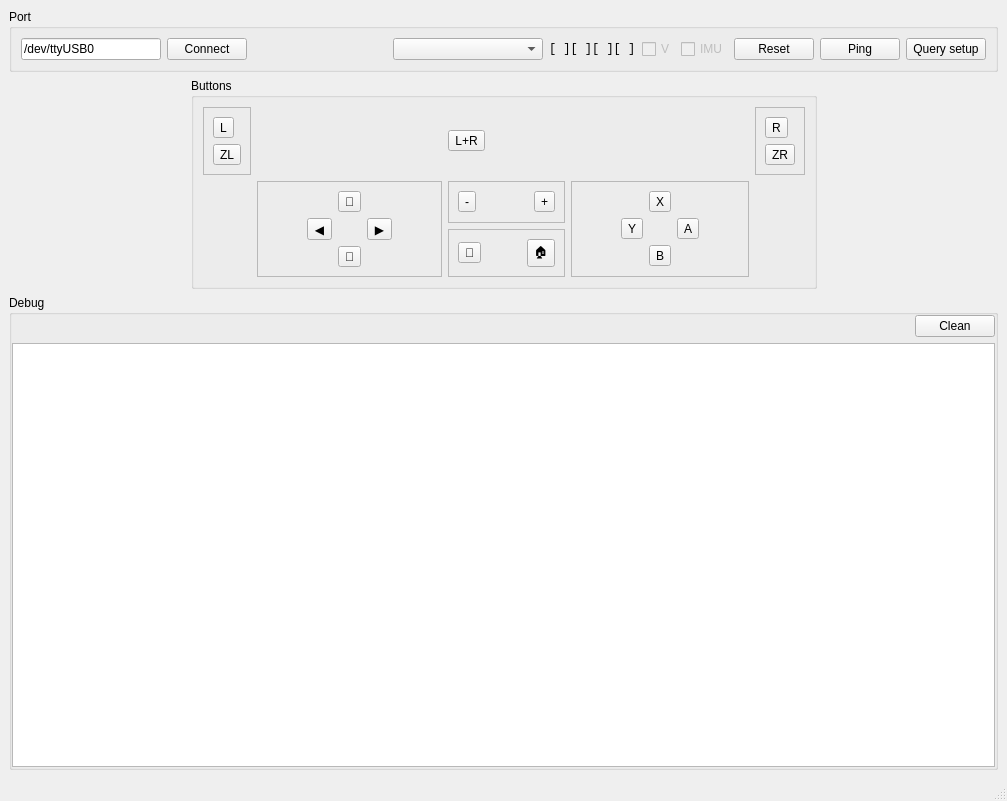
Old version of the form src/nxusb_main.ui in the repository Wohlstand/NXUSB-UART-Client.
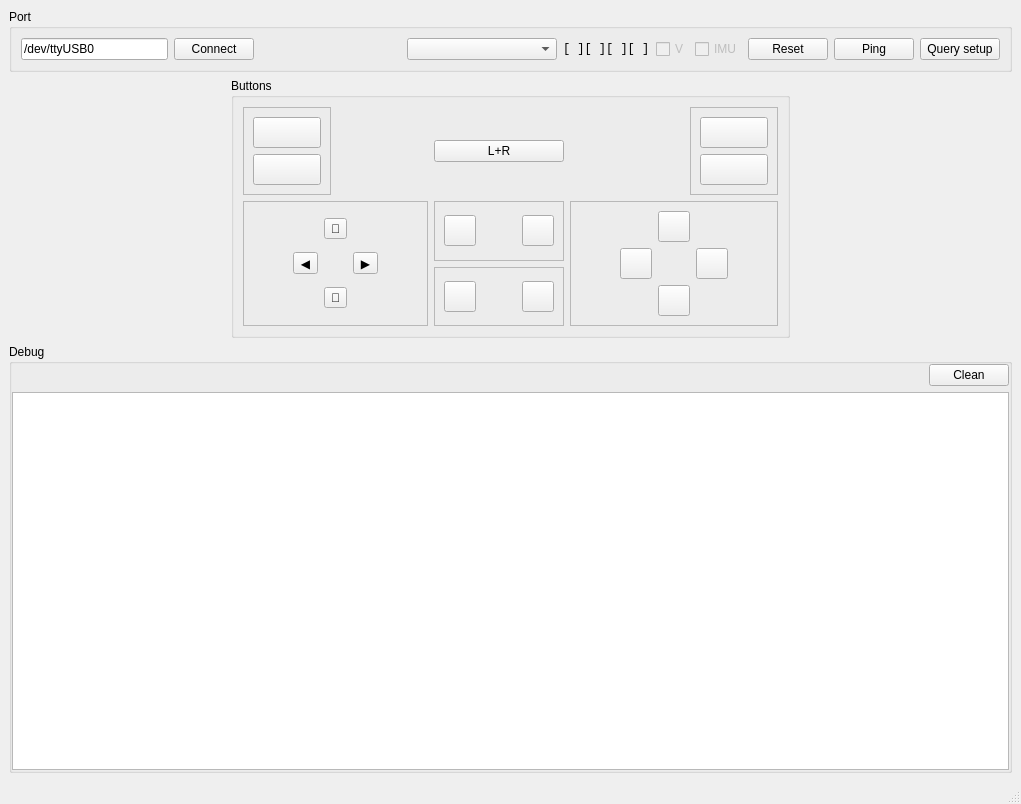
New version of the form. Icons and pictures are not drawn.

Commit message: Added icons to buttons

```diff
--- a/src/nxusb_main.ui
+++ b/src/nxusb_main.ui
@@ -6,8 +6,8 @@
    <rect>
     <x>0</x>
     <y>0</y>
-    <width>1007</width>
-    <height>801</height>
+    <width>1021</width>
+    <height>804</height>
    </rect>
   </property>
   <property name="windowTitle">
@@ -147,15 +147,29 @@
          <layout class="QVBoxLayout" name="verticalLayout">
           <item>
            <widget class="QToolButton" name="buttonR">
-            <property name="text">
-             <string>R</string>
+            <property name="icon">
+             <iconset resource="../res/nxusb.qrc">
+              <normaloff>:/buttons/sh-r.png</normaloff>:/buttons/sh-r.png</iconset>
+            </property>
+            <property name="iconSize">
+             <size>
+              <width>60</width>
+              <height>24</height>
+             </size>
             </property>
            </widget>
           </item>
           <item>
            <widget class="QToolButton" name="buttonZR">
-            <property name="text">
-             <string>ZR</string>
+            <property name="icon">
+             <iconset resource="../res/nxusb.qrc">
+              <normaloff>:/buttons/tr-zr.png</normaloff>:/buttons/tr-zr.png</iconset>
+            </property>
+            <property name="iconSize">
+             <size>
+              <width>60</width>
+              <height>24</height>
+             </size>
             </property>
            </widget>
           </item>
@@ -199,8 +213,15 @@
          <layout class="QHBoxLayout" name="horizontalLayout_2" stretch="0,100000,0">
           <item>
            <widget class="QToolButton" name="buttonMinus">
-            <property name="text">
-             <string>-</string>
+            <property name="icon">
+             <iconset resource="../res/nxusb.qrc">
+              <normaloff>:/buttons/minus.png</normaloff>:/buttons/minus.png</iconset>
+            </property>
+            <property name="iconSize">
+             <size>
+              <width>24</width>
+              <height>24</height>
+             </size>
             </property>
            </widget>
           </item>
@@ -219,157 +240,17 @@
           </item>
           <item>
            <widget class="QToolButton" name="buttonPlus">
-            <property name="text">
-             <string>+</string>
+            <property name="icon">
+             <iconset resource="../res/nxusb.qrc">
+              <normaloff>:/buttons/plus.png</normaloff>:/buttons/plus.png</iconset>
             </property>
-           </widget>
-          </item>
-         </layout>
-        </widget>
-       </item>
-       <item row="1" column="3" rowspan="2">
-        <widget class="QFrame" name="frame">
-         <property name="sizePolicy">
-          <sizepolicy hsizetype="MinimumExpanding" vsizetype="MinimumExpanding">
-           <horstretch>0</horstretch>
-           <verstretch>0</verstretch>
-          </sizepolicy>
-         </property>
-         <property name="frameShape">
-          <enum>QFrame::StyledPanel</enum>
-         </property>
-         <property name="frameShadow">
-          <enum>QFrame::Raised</enum>
-         </property>
-         <layout class="QGridLayout" name="gridLayout_3">
-          <property name="sizeConstraint">
-           <enum>QLayout::SetMinimumSize</enum>
-          </property>
-          <item row="1" column="3">
-           <widget class="QToolButton" name="buttonA">
-            <property name="text">
-             <string>A</string>
-            </property>
-           </widget>
-          </item>
-          <item row="0" column="2">
-           <widget class="QToolButton" name="buttonX">
-            <property name="text">
-             <string>X</string>
-            </property>
-           </widget>
-          </item>
-          <item row="1" column="1">
-           <widget class="QToolButton" name="buttonY">
-            <property name="text">
-             <string>Y</string>
-            </property>
-           </widget>
-          </item>
-          <item row="1" column="0">
-           <spacer name="horizontalSpacer_9">
-            <property name="orientation">
-             <enum>Qt::Horizontal</enum>
-            </property>
-            <property name="sizeHint" stdset="0">
+            <property name="iconSize">
              <size>
-              <width>40</width>
-              <height>20</height>
+              <width>24</width>
+              <height>24</height>
              </size>
             </property>
-           </spacer>
-          </item>
-          <item row="2" column="2">
-           <widget class="QToolButton" name="buttonB">
-            <property name="text">
-             <string>B</string>
-            </property>
            </widget>
-          </item>
-          <item row="1" column="4">
-           <spacer name="horizontalSpacer_10">
-            <property name="orientation">
-             <enum>Qt::Horizontal</enum>
-            </property>
-            <property name="sizeHint" stdset="0">
-             <size>
-              <width>40</width>
-              <height>20</height>
-             </size>
-            </property>
-           </spacer>
-          </item>
-         </layout>
-        </widget>
-       </item>
-       <item row="1" column="1" rowspan="2">
-        <widget class="QFrame" name="frame_4">
-         <property name="sizePolicy">
-          <sizepolicy hsizetype="MinimumExpanding" vsizetype="MinimumExpanding">
-           <horstretch>0</horstretch>
-           <verstretch>0</verstretch>
-          </sizepolicy>
-         </property>
-         <property name="frameShape">
-          <enum>QFrame::StyledPanel</enum>
-         </property>
-         <property name="frameShadow">
-          <enum>QFrame::Raised</enum>
-         </property>
-         <layout class="QGridLayout" name="gridLayout_4">
-          <item row="1" column="0">
-           <spacer name="horizontalSpacer_2">
-            <property name="orientation">
-             <enum>Qt::Horizontal</enum>
-            </property>
-            <property name="sizeHint" stdset="0">
-             <size>
-              <width>40</width>
-              <height>20</height>
-             </size>
-            </property>
-           </spacer>
-          </item>
-          <item row="2" column="2">
-           <widget class="QToolButton" name="buttonDDown">
-            <property name="text">
-             <string>🔽</string>
-            </property>
-           </widget>
-          </item>
-          <item row="1" column="1">
-           <widget class="QToolButton" name="buttonDLeft">
-            <property name="text">
-             <string>◀️</string>
-            </property>
-           </widget>
-          </item>
-          <item row="1" column="3">
-           <widget class="QToolButton" name="buttonDRight">
-            <property name="text">
-             <string>▶️</string>
-            </property>
-           </widget>
-          </item>
-          <item row="0" column="2">
-           <widget class="QToolButton" name="buttonDUp">
-            <property name="text">
-             <string>🔼</string>
-            </property>
-           </widget>
-          </item>
-          <item row="1" column="4">
-           <spacer name="horizontalSpacer_8">
-            <property name="orientation">
-             <enum>Qt::Horizontal</enum>
-            </property>
-            <property name="sizeHint" stdset="0">
-             <size>
-              <width>40</width>
-              <height>20</height>
-             </size>
-            </property>
-           </spacer>
           </item>
          </layout>
         </widget>
@@ -385,8 +266,15 @@
          <layout class="QHBoxLayout" name="horizontalLayout_3">
           <item>
            <widget class="QToolButton" name="buttonCapture">
-            <property name="text">
-             <string>📸</string>
+            <property name="icon">
+             <iconset resource="../res/nxusb.qrc">
+              <normaloff>:/buttons/capture.png</normaloff>:/buttons/capture.png</iconset>
+            </property>
+            <property name="iconSize">
+             <size>
+              <width>24</width>
+              <height>24</height>
+             </size>
             </property>
            </widget>
           </item>
@@ -405,8 +293,15 @@
           </item>
           <item>
            <widget class="QToolButton" name="buttonHome">
-            <property name="text">
-             <string>🏠</string>
+            <property name="icon">
+             <iconset resource="../res/nxusb.qrc">
+              <normaloff>:/buttons/home.png</normaloff>:/buttons/home.png</iconset>
+            </property>
+            <property name="iconSize">
+             <size>
+              <width>24</width>
+              <height>24</height>
+             </size>
             </property>
            </widget>
           </item>
@@ -424,15 +319,29 @@
          <layout class="QVBoxLayout" name="verticalLayout_2">
           <item>
            <widget class="QToolButton" name="buttonL">
-            <property name="text">
-             <string>L</string>
+            <property name="icon">
+             <iconset resource="../res/nxusb.qrc">
+              <normaloff>:/buttons/sh-l.png</normaloff>:/buttons/sh-l.png</iconset>
+            </property>
+            <property name="iconSize">
+             <size>
+              <width>60</width>
+              <height>24</height>
+             </size>
             </property>
            </widget>
           </item>
           <item>
            <widget class="QToolButton" name="buttonZL">
-            <property name="text">
-             <string>ZL</string>
+            <property name="icon">
+             <iconset resource="../res/nxusb.qrc">
+              <normaloff>:/buttons/tr-zl.png</normaloff>:/buttons/tr-zl.png</iconset>
+            </property>
+            <property name="iconSize">
+             <size>
+              <width>60</width>
+              <height>24</height>
+             </size>
             </property>
            </widget>
           </item>
@@ -440,12 +349,211 @@
         </widget>
        </item>
        <item row="0" column="2">
-        <widget class="QToolButton" name="buttonsLpR">
+        <widget class="QPushButton" name="buttonsLpR">
          <property name="text">
           <string>L+R</string>
          </property>
         </widget>
        </item>
+       <item row="1" column="0" rowspan="2" colspan="2">
+        <widget class="QFrame" name="frame_4">
+         <property name="sizePolicy">
+          <sizepolicy hsizetype="MinimumExpanding" vsizetype="MinimumExpanding">
+           <horstretch>0</horstretch>
+           <verstretch>0</verstretch>
+          </sizepolicy>
+         </property>
+         <property name="frameShape">
+          <enum>QFrame::StyledPanel</enum>
+         </property>
+         <property name="frameShadow">
+          <enum>QFrame::Raised</enum>
+         </property>
+         <layout class="QGridLayout" name="gridLayout_4">
+          <item row="1" column="0">
+           <spacer name="horizontalSpacer_2">
+            <property name="orientation">
+             <enum>Qt::Horizontal</enum>
+            </property>
+            <property name="sizeHint" stdset="0">
+             <size>
+              <width>40</width>
+              <height>20</height>
+             </size>
+            </property>
+           </spacer>
+          </item>
+          <item row="2" column="2">
+           <widget class="QToolButton" name="buttonDDown">
+            <property name="text">
+             <string>🔽</string>
+            </property>
+            <property name="iconSize">
+             <size>
+              <width>24</width>
+              <height>24</height>
+             </size>
+            </property>
+           </widget>
+          </item>
+          <item row="1" column="1">
+           <widget class="QToolButton" name="buttonDLeft">
+            <property name="text">
+             <string>◀️</string>
+            </property>
+            <property name="iconSize">
+             <size>
+              <width>24</width>
+              <height>24</height>
+             </size>
+            </property>
+           </widget>
+          </item>
+          <item row="1" column="3">
+           <widget class="QToolButton" name="buttonDRight">
+            <property name="text">
+             <string>▶️</string>
+            </property>
+            <property name="iconSize">
+             <size>
+              <width>24</width>
+              <height>24</height>
+             </size>
+            </property>
+           </widget>
+          </item>
+          <item row="0" column="2">
+           <widget class="QToolButton" name="buttonDUp">
+            <property name="text">
+             <string>🔼</string>
+            </property>
+            <property name="iconSize">
+             <size>
+              <width>24</width>
+              <height>24</height>
+             </size>
+            </property>
+           </widget>
+          </item>
+          <item row="1" column="4">
+           <spacer name="horizontalSpacer_8">
+            <property name="orientation">
+             <enum>Qt::Horizontal</enum>
+            </property>
+            <property name="sizeHint" stdset="0">
+             <size>
+              <width>40</width>
+              <height>20</height>
+             </size>
+            </property>
+           </spacer>
+          </item>
+         </layout>
+        </widget>
+       </item>
+       <item row="1" column="3" rowspan="2" colspan="2">
+        <widget class="QFrame" name="frame">
+         <property name="sizePolicy">
+          <sizepolicy hsizetype="MinimumExpanding" vsizetype="MinimumExpanding">
+           <horstretch>0</horstretch>
+           <verstretch>0</verstretch>
+          </sizepolicy>
+         </property>
+         <property name="frameShape">
+          <enum>QFrame::StyledPanel</enum>
+         </property>
+         <property name="frameShadow">
+          <enum>QFrame::Raised</enum>
+         </property>
+         <layout class="QGridLayout" name="gridLayout_3">
+          <property name="sizeConstraint">
+           <enum>QLayout::SetMinimumSize</enum>
+          </property>
+          <item row="1" column="3">
+           <widget class="QToolButton" name="buttonA">
+            <property name="icon">
+             <iconset resource="../res/nxusb.qrc">
+              <normaloff>:/buttons/a.png</normaloff>:/buttons/a.png</iconset>
+            </property>
+            <property name="iconSize">
+             <size>
+              <width>24</width>
+              <height>24</height>
+             </size>
+            </property>
+           </widget>
+          </item>
+          <item row="0" column="2">
+           <widget class="QToolButton" name="buttonX">
+            <property name="icon">
+             <iconset resource="../res/nxusb.qrc">
+              <normaloff>:/buttons/x.png</normaloff>:/buttons/x.png</iconset>
+            </property>
+            <property name="iconSize">
+             <size>
+              <width>24</width>
+              <height>24</height>
+             </size>
+            </property>
+           </widget>
+          </item>
+          <item row="1" column="1">
+           <widget class="QToolButton" name="buttonY">
+            <property name="icon">
+             <iconset resource="../res/nxusb.qrc">
+              <normaloff>:/buttons/y.png</normaloff>:/buttons/y.png</iconset>
+            </property>
+            <property name="iconSize">
+             <size>
+              <width>24</width>
+              <height>24</height>
+             </size>
+            </property>
+           </widget>
+          </item>
+          <item row="1" column="0">
+           <spacer name="horizontalSpacer_9">
+            <property name="orientation">
+             <enum>Qt::Horizontal</enum>
+            </property>
+            <property name="sizeHint" stdset="0">
+             <size>
+              <width>40</width>
+              <height>20</height>
+             </size>
+            </property>
+           </spacer>
+          </item>
+          <item row="2" column="2">
+           <widget class="QToolButton" name="buttonB">
+            <property name="icon">
+             <iconset resource="../res/nxusb.qrc">
+              <normaloff>:/buttons/b.png</normaloff>:/buttons/b.png</iconset>
+            </property>
+            <property name="iconSize">
+             <size>
+              <width>24</width>
+              <height>24</height>
+             </size>
+            </property>
+           </widget>
+          </item>
+          <item row="1" column="4">
+           <spacer name="horizontalSpacer_10">
+            <property name="orientation">
+             <enum>Qt::Horizontal</enum>
+            </property>
+            <property name="sizeHint" stdset="0">
+             <size>
+              <width>40</width>
+              <height>20</height>
+             </size>
+            </property>
+           </spacer>
+          </item>
+         </layout>
+        </widget>
+       </item>
       </layout>
      </widget>
     </item>
```
Left out of the diff: 6 changed lines with no effect on the pictures. The commit also changes 2 other files.
